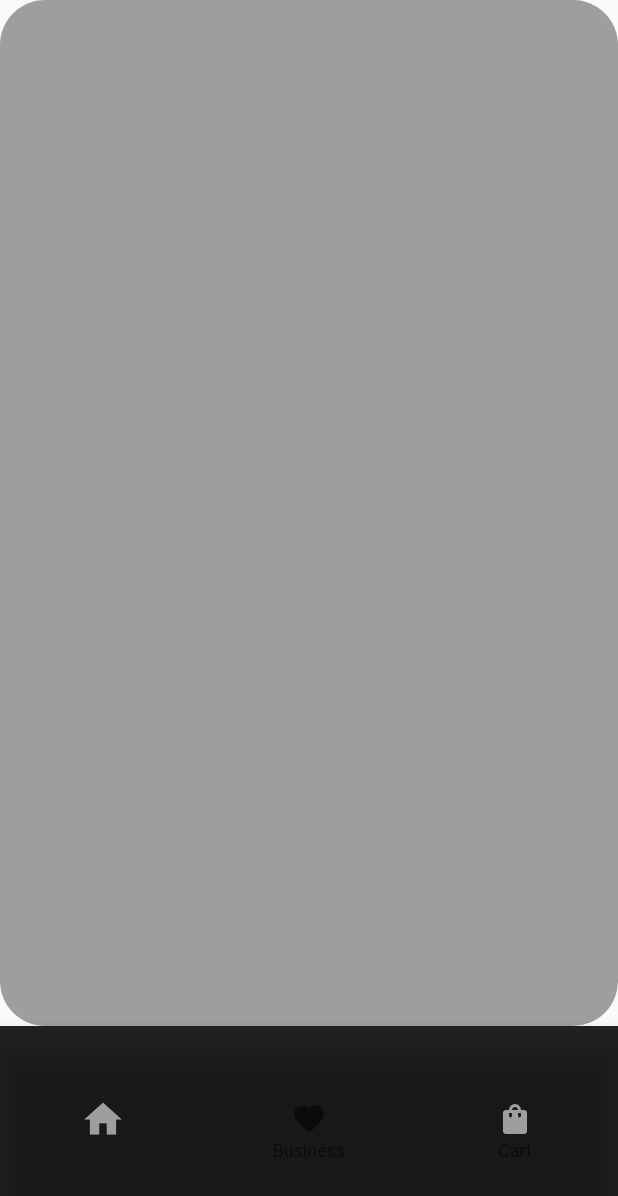
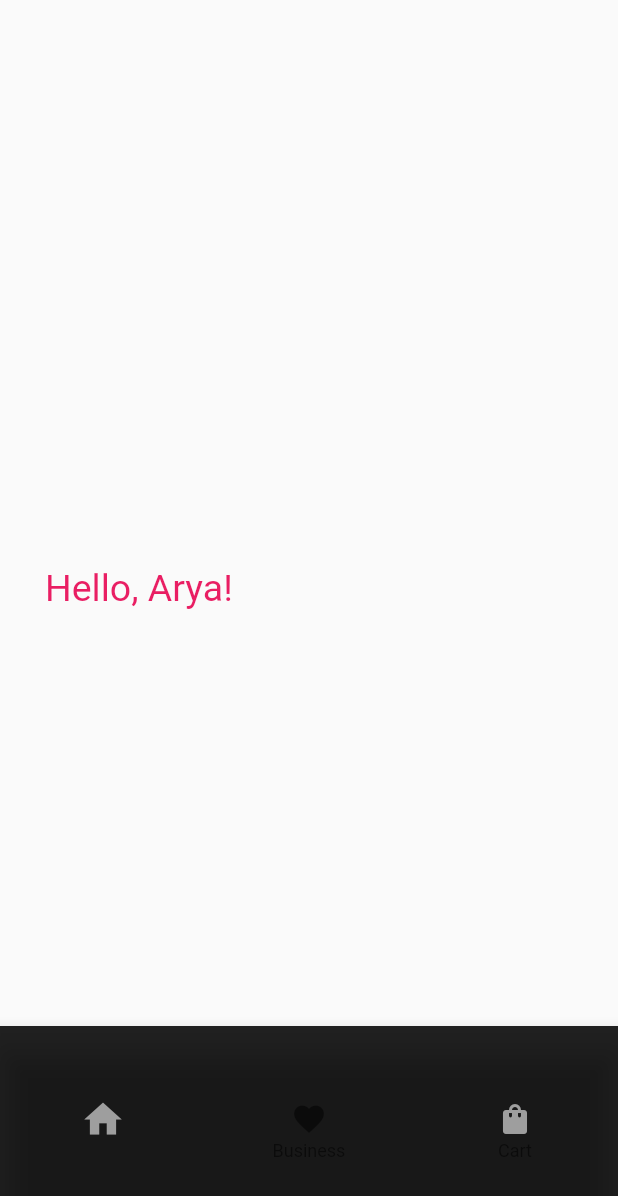
Before and after one commit to naveensinghp/flutter_eshop, a Flutter app: the screen it shows after launch, after a tap on the "arrow forward" icon, on a phone screen of 412 x 824 dp. Shown: the top 1196 px of the screen. Run offline on Flutter 3.47's test engine with Material 2 defaults, Android fonts, the phone set to English and light mode, and no system bars.

Commit message:
Second Screen Started Working

```diff
--- a/lib/secondpage.dart
+++ b/lib/secondpage.dart
@@ -11,7 +11,9 @@ class ProductPage extends StatelessWidget {
   @override
   Widget build(BuildContext context) {
     return const MaterialApp(
+      debugShowCheckedModeBanner: false,
       title: _title,
+      color: Colors.green,
       home: MyStatefulWidget(),
     );
   }
@@ -32,7 +34,7 @@ class MyStatefulWidget extends StatefulWidget {
 class _MyStatefulWidgetState extends State<MyStatefulWidget> {
   int _selectedIndex = 0;
   static const TextStyle optionStyle =
-      TextStyle(fontSize: 30, fontWeight: FontWeight.bold);
+    TextStyle(fontSize: 30, fontWeight: FontWeight.bold);
   static const List<Widget> _widgetOptions = <Widget>[
     Text(
       'Home',
@@ -59,13 +61,30 @@ class _MyStatefulWidgetState extends State<MyStatefulWidget> {
   Widget build(BuildContext context) {
     return Scaffold(
       body: Container(
-        height: 1000,
+        padding: const EdgeInsets.only(left: 30, top: 100),
+        child: Row(
+          mainAxisAlignment: MainAxisAlignment.start,
+          children: <Widget>[
+            const Text('Hello, Arya!',style: TextStyle(
+              fontSize: 25,
+              color: Colors.pink
+              ),
+            ),
+            Expanded(child: Container()),
+            // Container(
+            //   decoration: const BoxDecoration(
+            //    image: DecorationImage(
+            //       image: ExactAssetImage('assets/image/pm.jpg'),
+            //       fit: BoxFit.fill,
+            //       alignment: Alignment.bottomLeft,
+            //     ),
+            //   ),
+            // )
+          ],
+        ),
+      ),
 
-        decoration: BoxDecoration(
-              color: Colors.grey,
-              borderRadius: BorderRadius.circular(30)),
 
-      ),
       bottomNavigationBar: SizedBox(
         height: 140,
         child: BottomNavigationBar(
--- a/pubspec.yaml
+++ b/pubspec.yaml
@@ -59,6 +59,7 @@ flutter:
   assets:
     - assets/image/girl.png
     - assets/image/one.jpg
+    - assets/image/pm.jpg
   # To add assets to your application, add an assets section, like this:
   # assets:
   #   - images/a_dot_burr.jpeg
```
Also changed, not shown: assets/image/pm.jpg (added).
